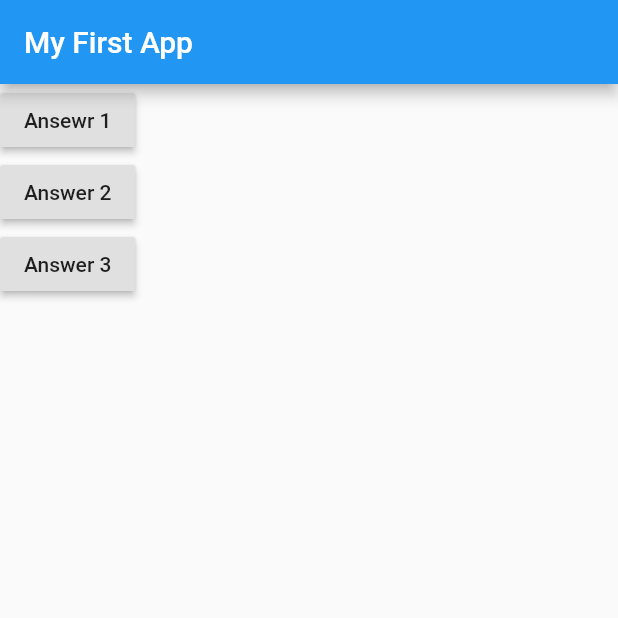
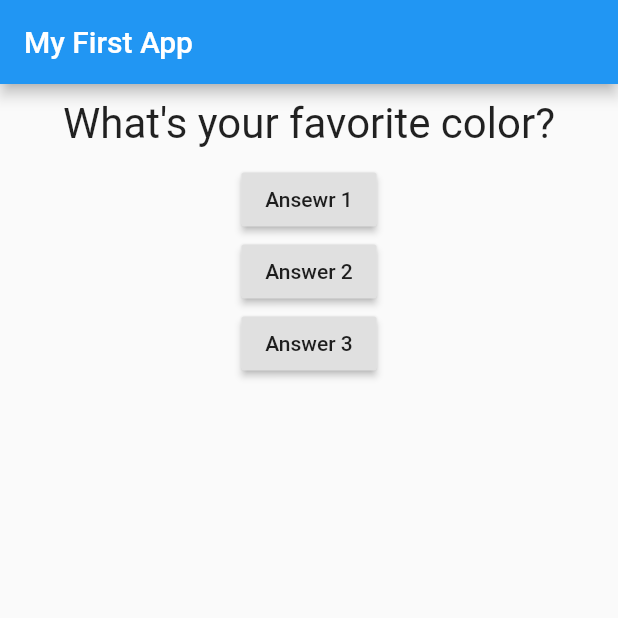
Before and after one commit to Henry-Ning/flutter_complete_guide, a Flutter app: the screen it shows after launch, on a phone screen of 412 x 824 dp, the top half of it. Run offline on Flutter 3.47's test engine with Material 2 defaults, Android fonts, the phone set to English and light mode, and no system bars.

Commit message:
40. First Styling & Layouting Steps 8min

```diff
--- a/lib/main.dart
+++ b/lib/main.dart
@@ -11,7 +11,6 @@ void main() => runApp(MyApp());
 class MyApp extends StatefulWidget {
   @override
   State<StatefulWidget> createState() {
-    // TODO: implement createState
     return _MyAppState();
   }
 }
--- a/lib/question.dart
+++ b/lib/question.dart
@@ -1,4 +1,5 @@
 import 'package:flutter/material.dart';
+
 class Question extends StatelessWidget {
   final String questionText;
 
@@ -6,8 +7,14 @@ class Question extends StatelessWidget {
 
   @override
   Widget build(BuildContext context) {
-    return Text(questionText);
-
+    return Container(
+      width: double.infinity,
+      margin: EdgeInsets.all(10),
+      child: Text(
+        questionText,
+        style: TextStyle(fontSize: 28),
+        textAlign: TextAlign.center,
+      ),
     );
   }
 }
```
